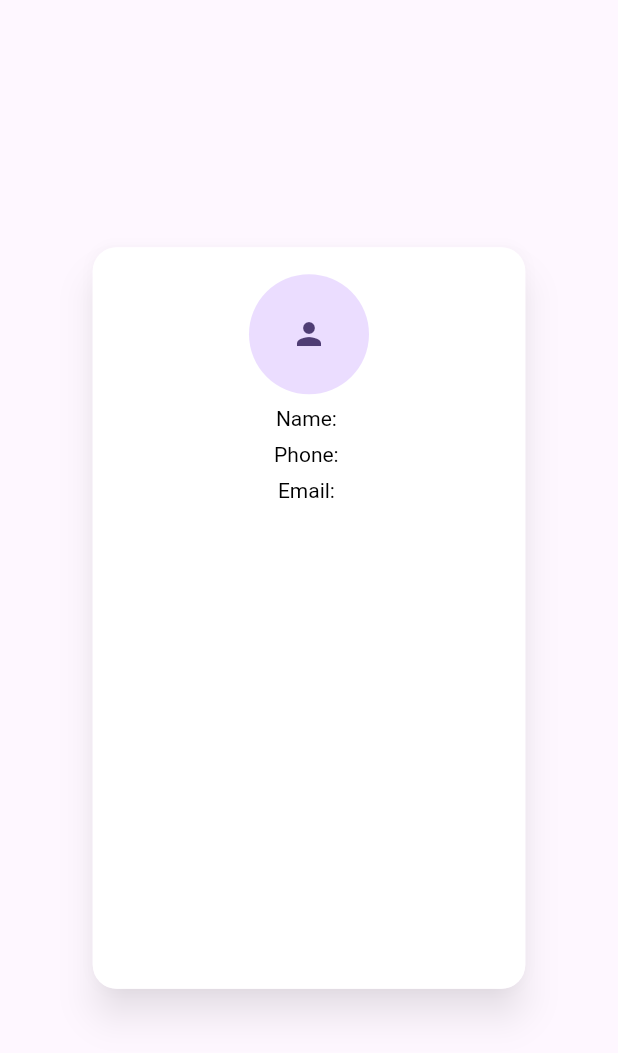
After one commit to emtiazahmedanik/Task-Manager-Demo-App, a Flutter app: the TaskHomePage screen opened directly, after a tap on the "person" icon, on a phone screen of 412 x 824 dp. The commit adds this screen. Shown: the top 1053 px of the screen. Run offline on Flutter 3.47's test engine with Material 3 defaults, Android fonts, the phone set to English and light mode, and no system bars; our stand-ins replace fluttertoast, get, google_fonts, hive_ce, hive_ce_flutter; accounts and stored records are empty; network calls fail.

Commit message:
profile detail page added

```diff
--- a/lib/authentication/data/model/profile_detail_model.dart
+++ b/lib/authentication/data/model/profile_detail_model.dart
@@ -1,29 +1,38 @@
 import '../services/auth_service.dart';
+import 'package:flutter/foundation.dart'; // For debugPrint
 
-class User{
+class User {
   final String firstName;
   final String lastName;
   final String email;
   final String phone;
+
   User({
     required this.email,
     required this.firstName,
     required this.lastName,
-    required this.phone
-});
+    required this.phone,
+  });
 
-}
-class CallApi{
-  Future<List<User>> callApi() async{
-    final data = await getProfileDetail();
-    final transformed = data.map((user){
-      return User(
-          email: user["email"],
-          firstName: user["firstName"],
-          lastName: user["lastName"],
-          phone: user["mobile"]
-      );
-    }).toList();
-    return transformed;
+  // ✅ Factory constructor for better object creation
+  factory User.fromJson(Map<String, dynamic> json) {
+    return User(
+      email: json["email"] ?? "",
+      firstName: json["firstName"] ?? "",
+      lastName: json["lastName"] ?? "",
+      phone: json["mobile"] ?? "",
+    );
   }
 }
+
+class CallApi {
+  static Future<List<User>> callApi() async {
+    try {
+      final data = await getProfileDetail();
+      return data.map((user) => User.fromJson(user)).toList();
+        } catch (e) {
+      debugPrint("Error fetching user data: $e");
+      return [];
+    }
+  }
+}
--- /dev/null
+++ b/lib/authentication/presentation/screens/profile_detail_page.dart
@@ -0,0 +1,72 @@
+import 'package:flutter/material.dart';
+import 'package:get/get.dart';
+
+import '../../../common/controller/profile_detail_controller.dart';
+
+class ProfileDetailPage extends StatelessWidget {
+   ProfileDetailPage({super.key});
+
+  var profileDetailController = Get.put(ProfileDetailController());
+  @override
+  Widget build(BuildContext context) {
+    final sH = MediaQuery.sizeOf(context).height;
+    final sW = MediaQuery.sizeOf(context).width;
+    return Scaffold(
+      body: SafeArea(
+          child: Center(
+            child: Material(
+              elevation: 10,
+              shadowColor: Colors.black45,
+              borderRadius: BorderRadius.circular(16),
+              child: Container(
+                height: sH*0.6,
+                width: sW*0.7,
+                decoration: BoxDecoration(
+                  color: Colors.white,
+                  borderRadius: BorderRadius.circular(16),
+                ),
+                child: SingleChildScrollView(
+                  child: Obx(()=>
+                      Column(
+                        spacing: 8,
+                        children: [
+                          SizedBox(height: 10,),
+                          SizedBox(
+                            height: 80,
+                            width: 80,
+                            child: CircleAvatar(
+                              child: Icon(Icons.person),
+                            ),
+                          ),
+                          RichText(text: TextSpan(
+                              text: "Name: ",
+                              style: TextStyle(color: Colors.black),
+                              children: [
+                                TextSpan(text: profileDetailController.userDetailList.isEmpty?"": "${profileDetailController.userDetailList[0].firstName} ${profileDetailController.userDetailList[0].lastName}  ",style: TextStyle(color: Colors.black,fontWeight: FontWeight.w600)),
+                              ]
+                          )),
+                          RichText(text: TextSpan(
+                              text: "Phone: ",
+                              style: TextStyle(color: Colors.black),
+                              children: [
+                                TextSpan(text: profileDetailController.userDetailList.isEmpty?"": "${profileDetailController.userDetailList[0].phone} ",style: TextStyle(color: Colors.black,fontWeight: FontWeight.w600))
+                              ]
+                          )),
+                          RichText(text: TextSpan(
+                              text: "Email: ",
+                              style: TextStyle(color: Colors.black),
+                              children: [
+                                TextSpan(text: profileDetailController.userDetailList.isEmpty?"": "${profileDetailController.userDetailList[0].email} ",style: TextStyle(color: Colors.black,fontWeight: FontWeight.w600))
+                              ]
+                          ))
+                        ],
+                      )
+                  ),
+                ),
+              ),
+            ),
+          )
+      ),
+    );
+  }
+}
--- a/lib/common/controller/completed_task_controller.dart
+++ b/lib/common/controller/completed_task_controller.dart
@@ -1,16 +1,31 @@
 import 'package:get/get.dart';
 import 'package:task_manager/task-management/data/services/user_task_service.dart';
 
-class CompletedTaskController extends GetxController{
-  List completedTask = [].obs;
-  fetchCompletedTask() async{
-    var task = await getCompletedTask();
-    completedTask.assignAll(task);
+class CompletedTaskController extends GetxController {
+  var completedTask = <dynamic>[].obs; // ✅ Correct RxList usage
+
+  // ✅ Fetch Completed Tasks with Error Handling
+  Future<void> fetchCompletedTask() async {
+    try {
+      var task = await getCompletedTask();
+      if (task.isNotEmpty) {
+        completedTask.assignAll(task);
+      } else {
+        completedTask.clear();
+      }
+    } catch (e) {
+      print("Error fetching completed tasks: $e");
+    }
+  }
+
+  @override
+  void onInit() {
+    super.onInit();
+    fetchCompletedTask(); // 🔥 Automatically fetch data when controller is initialized
   }
   @override
-  void onInit() {
-    // TODO: implement onInit
-    super.onInit();
-    fetchCompletedTask();
+  void onClose() {
+    // TODO: implement onClose
+    super.onClose();
   }
 }
--- a/lib/common/controller/new_task_controller.dart
+++ b/lib/common/controller/new_task_controller.dart
@@ -1,18 +1,26 @@
 import 'package:get/get.dart';
-
 import '../../task-management/data/services/user_task_service.dart';
 
-class NewTaskController extends GetxController{
-  List newTask = [].obs;
-  fetchNewTask() async {
-    var Task = await getNewTask();
-    newTask.assignAll(Task);
+class NewTaskController extends GetxController {
+  var newTask = <dynamic>[].obs; // ✅ Correct RxList usage
+
+  // ✅ Fetch New Tasks with Error Handling
+  Future<void> fetchNewTask() async {
+    try {
+      var task = await getNewTask(); // ✅ Correct variable naming
+      if (task.isNotEmpty) {
+        newTask.assignAll(task);
+      } else {
+        newTask.clear(); // ✅ Prevents stale data
+      }
+    } catch (e) {
+      print("Error fetching new tasks: $e");
+    }
   }
 
   @override
   void onInit() {
-    // TODO: implement onInit
     super.onInit();
-    fetchNewTask();
+    fetchNewTask(); // 🔥 Fetch tasks when controller initializes
   }
 }
--- a/lib/common/controller/profile_detail_controller.dart
+++ b/lib/common/controller/profile_detail_controller.dart
@@ -0,0 +1,29 @@
+import 'package:flutter/cupertino.dart';
+import 'package:get/get.dart';
+import '../../authentication/data/model/profile_detail_model.dart';
+
+class ProfileDetailController extends GetxController {
+  var userDetailList = <User>[].obs; // ✅ Correct RxList usage
+
+  // ✅ Fetch Profile Details with Error Handling
+  Future<void> fetchProfileDetail() async {
+    try {
+      var data = await CallApi.callApi(); // Make sure CallApi.callApi() is correct
+      if (data.isNotEmpty) {
+        userDetailList.assignAll(data);
+        debugPrint("Controller Data: ${userDetailList[0].firstName}");
+      } else {
+        userDetailList.clear(); // ✅ Prevents stale data
+        debugPrint("No user details found.");
+      }
+    } catch (e) {
+      debugPrint("Error fetching profile details: $e");
+    }
+  }
+
+  @override
+  void onInit() {
+    super.onInit();
+    fetchProfileDetail(); // 🔥 Fetch user details when the controller initializes
+  }
+}
--- a/lib/common/style.dart
+++ b/lib/common/style.dart
@@ -8,6 +8,10 @@ Color selectionColor = Color.fromRGBO(159, 159, 159, 1);
 headingTextStyle() {
   return GoogleFonts.poppins(
       textStyle: TextStyle(fontSize: 30, fontWeight: FontWeight.bold));
+}
+
+profileTextStyle(){
+  return TextStyle(fontSize: 13,fontWeight: FontWeight.w500);
 }
 
 labelTextStyle() {
--- a/lib/task-management/data/services/user_task_service.dart
+++ b/lib/task-management/data/services/user_task_service.dart
@@ -1,69 +1,92 @@
 import 'dart:convert';
-
+import 'package:http/http.dart' as http;
 import 'package:task_manager/common/style.dart';
 import 'package:task_manager/common/local%20db/hivedb.dart';
-import 'package:http/http.dart' as http;
 
-final baseUrl = "http://35.73.30.144:2005/api/v1";
-Uri completedTaskUri = Uri.parse("$baseUrl/listTaskByStatus/Completed");
-Uri newTaskUri = Uri.parse("$baseUrl/listTaskByStatus/New");
-Uri createTaskUri = Uri.parse("$baseUrl/createTask");
+const String baseUrl = "http://35.73.30.144:2005/api/v1";
 
+// ✅ Helper function to get headers dynamically
+Future<Map<String, String>> getHeaders() async {
+  String? token =await HiveDB.retrieveLoginToken();
+  return {
+    "Content-Type": "application/json",
+    "token": token ?? "",
+  };
+}
 
-var token = HiveDB.retrieveLoginToken();
+// ✅ Fetch New Tasks (Improved)
+Future<List> getNewTask() async {
+  try {
+    final response = await http.get(Uri.parse("$baseUrl/listTaskByStatus/New"),
+        headers: await getHeaders());
 
-Future<List> getNewTask() async{
-  final getHeader = {"token":"$token"};
-  final response = await http.get(newTaskUri,headers: getHeader);
-  final responseCode = response.statusCode;
+    if (response.statusCode == 200) {
       final responseBody = jsonDecode(response.body);
-  if(responseCode==200 && responseBody["status"]=="success"){
-    successToast("New Task Fetch Successfully");
+      if (responseBody["status"] == "success") {
         return responseBody["data"];
-
-  }else{
-    errorToast("Failed to fetch new task");
-    return [];
-
       }
     }
-Future<void> createNewTaskService(fromJson) async{
-  final postHeader = {"Content-Type":"application/json","token":"$token"};
-  final postBody = jsonEncode(fromJson);
-  final response = await http.post(createTaskUri,headers: postHeader,body: postBody);
-  final responseCode = response.statusCode;
+  } catch (e) {
+    errorToast("Failed to fetch new tasks");
+  }
+  return [];
+}
+
+// ✅ Create a New Task (More Secure)
+Future<void> createNewTaskService(Map<String, dynamic> taskData) async {
+  try {
+    final response = await http.post(
+      Uri.parse("$baseUrl/createTask"),
+      headers: await getHeaders(),
+      body: jsonEncode(taskData),
+    );
+
+    if (response.statusCode == 200) {
       final responseBody = jsonDecode(response.body);
-  if(responseCode==200 && responseBody["status"]=="success"){
+      if (responseBody["status"] == "success") {
         successToast("Task created successfully");
-
-  }else{
+        return;
+      }
+    }
+  } catch (e) {
     errorToast("Task creation failed");
   }
 }
 
-Future<void> updateTaskStatus(id)async{
-  Uri completedTaskIdUri = Uri.parse("$baseUrl/updateTaskStatus/$id/Completed");
-  final getHeader = {"token":"$token"};
-  final response = await http.get(completedTaskIdUri,headers: getHeader);
-  final responseCode = response.statusCode;
+// ✅ Update Task Status
+Future<void> updateTaskStatus(String taskId) async {
+  try {
+    final response = await http.get(
+      Uri.parse("$baseUrl/updateTaskStatus/$taskId/Completed"),
+      headers: await getHeaders(),
+    );
+
+    if (response.statusCode == 200) {
       final responseBody = jsonDecode(response.body);
-  if(responseCode==200 && responseBody["status"]=="success"){
-    successToast("Task Completed");
-  }else{
-    errorToast("Request Fail");
+      if (responseBody["status"] == "success") {
+        successToast("Task marked as completed");
+        return;
+      }
+    }
+  } catch (e) {
+    errorToast("Failed to update task status");
   }
 }
 
-Future<List> getCompletedTask() async{
-  final getHeader = {"token":"$token"};
-  final response = await http.get(completedTaskUri,headers: getHeader);
-  final responseCode = response.statusCode;
+// ✅ Fetch Completed Tasks
+Future<List> getCompletedTask() async {
+  try {
+    final response = await http.get(Uri.parse("$baseUrl/listTaskByStatus/Completed"),
+        headers: await getHeaders());
+
+    if (response.statusCode == 200) {
       final responseBody = jsonDecode(response.body);
-  if(responseCode==200 && responseBody["status"]=="success"){
-    successToast("Completed Task Fetched");
+      if (responseBody["status"] == "success") {
         return responseBody["data"];
-  }else{
-    errorToast("Request Fail");
+      }
+    }
+  } catch (e) {
+    errorToast("Failed to fetch completed tasks");
+  }
   return [];
 }
-}
--- a/lib/task-management/presentation/screens/task_home_page.dart
+++ b/lib/task-management/presentation/screens/task_home_page.dart
@@ -1,6 +1,7 @@
 import 'package:flutter/material.dart';
 import 'package:google_fonts/google_fonts.dart';
 import 'package:task_manager/authentication/data/model/profile_detail_model.dart';
+import 'package:task_manager/authentication/presentation/screens/profile_detail_page.dart';
 import 'package:task_manager/common/controller/completed_task_controller.dart';
 import 'package:task_manager/common/controller/new_task_controller.dart';
 import 'package:task_manager/common/controller/profile_detail_controller.dart';
@@ -14,7 +15,7 @@ class TaskHomePage extends StatelessWidget {
 
   var newTaskController = Get.put(NewTaskController());
   var completedTaskController = Get.put(CompletedTaskController());
-  var profileDetail = Get.put(CallApi());
+  var profileDetailController = Get.put(ProfileDetailController());
 
   Map<String, String> json = {"title": "", "description": "", "status": "New"};
 
@@ -27,6 +28,7 @@ class TaskHomePage extends StatelessWidget {
 
   final descriptionController = TextEditingController();
 
+
   clearController() {
     titleController.clear();
     descriptionController.clear();
@@ -34,27 +36,18 @@ class TaskHomePage extends StatelessWidget {
 
   Future<void> _onRefresh() async{
     newTaskController.fetchNewTask();
+
   }
   Future<void> _onRefreshCompleteTask() async{
     completedTaskController.fetchCompletedTask();
   }
 
   final _formKey = GlobalKey<FormState>();
-  List<User> userDetailList = [];
-  fetchProfileDetail() async{
-    userDetailList = await profileDetail.callApi();
-  }
 
   @override
   Widget build(BuildContext context) {
     final screenHeight = MediaQuery.sizeOf(context).height;
-    var username = "";
-    var mobile = "";
-    var email = "";
-    if(userDetailList.isNotEmpty){
-      username = "${userDetailList[0].firstName} ${userDetailList[0].lastName}";
-      mobile = userDetailList[0].phone;
-    }
+
 
     return DefaultTabController(
       length: 2,
@@ -62,14 +55,26 @@ class TaskHomePage extends StatelessWidget {
         backgroundColor: Colors.white,
         appBar: AppBar(
           title: Row(
+            spacing: 5,
             children: [
-              CircleAvatar(
-                child: Icon(Icons.person),
+              InkWell(
+                onTap: (){
+                  Navigator.push(context, MaterialPageRoute(builder: (context)=>ProfileDetailPage()));
+                },
+                child: CircleAvatar(
+                  child: Icon(Icons.person),
+                ),
               ),
               Column(
+                crossAxisAlignment: CrossAxisAlignment.start,
                 children: [
-                  Text("$username"),
-                  Text("$mobile")
+                  Obx(
+                      ()=>
+                          profileDetailController.userDetailList.isEmpty?Text("",style: profileTextStyle(),): Text("${profileDetailController.userDetailList[0].firstName} ",style: profileTextStyle(), )
+                  ),
+                  Obx(()=>
+                  profileDetailController.userDetailList.isEmpty?Text("",style: profileTextStyle()): Text("${profileDetailController.userDetailList[0].email}",style: profileTextStyle() )
+                  )
                 ],
               )
             ],
```
Also changed, not shown: lib/authentication/data/services/auth_service.dart (+67 -43 lines), lib/authentication/presentation/screens/login.dart (+41 -39 lines), lib/authentication/presentation/screens/registration.dart (+61 -50 lines), lib/common/local db/hivedb.dart (+12 -10 lines), lib/main.dart (+17 -5 lines). Lines whose indentation alone changed are shown as unchanged.
